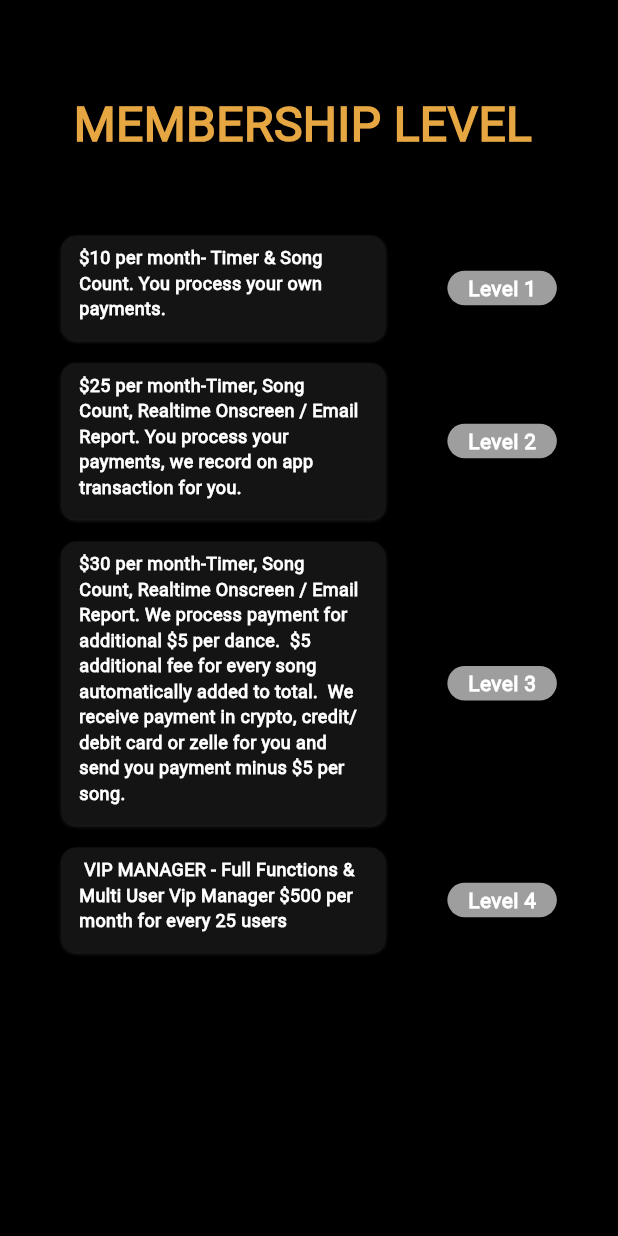
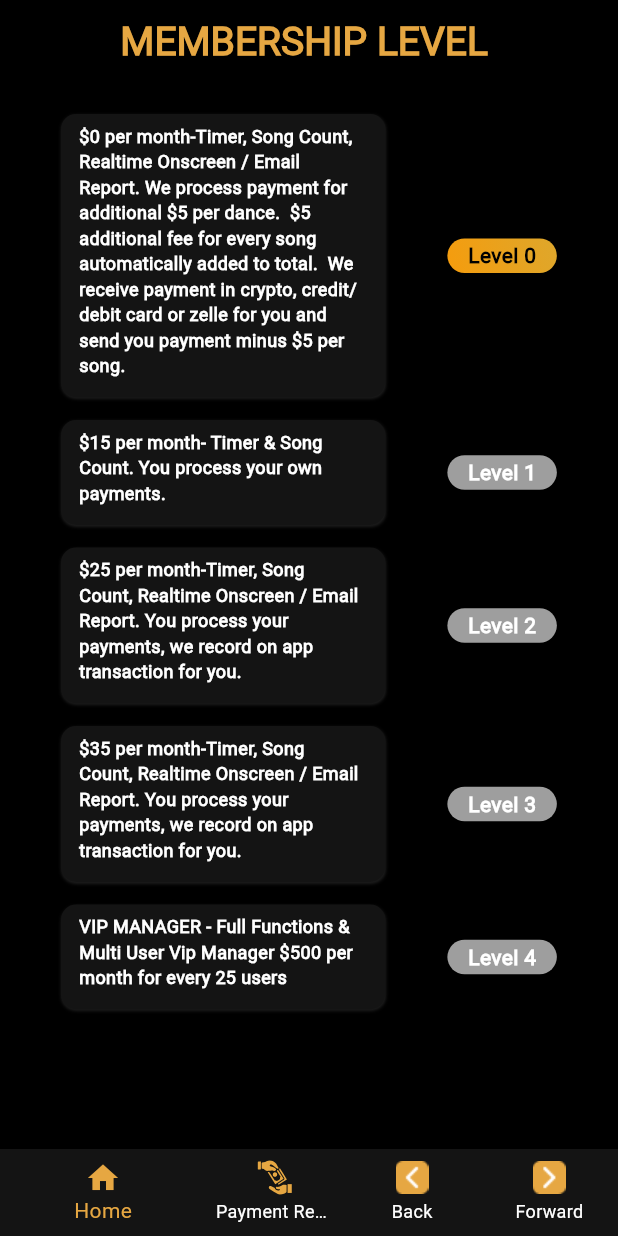
Before and after one commit to yashithasahan/Candela-Mobile, a Flutter app: the MembershipLevel screen opened directly, on a phone screen of 412 x 824 dp. Run offline on Flutter 3.47's test engine with Material 3 defaults, Android fonts, the phone set to English and light mode, and no system bars; our stand-ins replace cloud_firestore, firebase_auth, firebase_core, flutter_form_builder, flutter_svg, fluttertoast and 4 more; missing offline and left inert: form_builder_image_picker, form_builder_phone_field; accounts and stored records are empty; project files that could hold a hidden picture were left out.

Commit message:
Changed membership levels

```diff
--- a/lib/src/common_widgets/bottom_nav_bar.dart
+++ b/lib/src/common_widgets/bottom_nav_bar.dart
@@ -25,7 +25,7 @@ class _BottomNavBarState extends State<BottomNavBar> {
     _selectedIndex = index;
 
     if (_selectedIndex == 0) {
-      Get.offAll(() => const HomeScreen());
+      Get.to(() => const HomeScreen());
     } else if (_selectedIndex == 1) {
       Get.to(() => const VIPPaymentScreen());
     } else if (_selectedIndex == 2) {
--- a/lib/src/features/authentication/sign_in/sign_in_screen.dart
+++ b/lib/src/features/authentication/sign_in/sign_in_screen.dart
@@ -51,6 +51,7 @@ class _SignInScreenState extends State<SignInScreen> {
                   const SizedBox(height: 9),
                   TextInputField(
                     name: "email",
+                    keyboard: TextInputType.emailAddress,
                     validator: FormBuilderValidators.required(
                         errorText: "Email can not be empty"),
                   ),
@@ -59,6 +60,8 @@ class _SignInScreenState extends State<SignInScreen> {
                   const SizedBox(height: 9),
                   TextInputField(
                     name: "password",
+                    keyboard: TextInputType.visiblePassword,
+
                     validator: FormBuilderValidators.required(
                         errorText: "Password can not be empty"),
                   ),
--- a/lib/src/features/home/home_screen.dart
+++ b/lib/src/features/home/home_screen.dart
@@ -1,9 +1,14 @@
+import 'dart:async';
+
 import 'package:candela_maker/src/constants/constants.dart';
 import 'package:candela_maker/src/features/home/widgets/song_timer.dart';
 import 'package:candela_maker/src/features/home/widgets/songs_list.dart';
 import 'package:flutter/material.dart';
+import 'package:get/get.dart';
 
 import '../../common_widgets/bottom_nav_bar.dart';
+import '../membership_level/controller/membership_controller.dart';
+import '../membership_level/membership_level.dart';
 
 class HomeScreen extends StatefulWidget {
   const HomeScreen({super.key});
@@ -13,6 +18,30 @@ class HomeScreen extends StatefulWidget {
 }
 
 class _HomeScreenState extends State<HomeScreen> {
+  Timer? _timer = Timer.periodic(const Duration(seconds: 5), (timer) {});
+  final membershipController = Get.put(MembershipController());
+
+  @override
+  void initState() {
+    super.initState();
+    final membershipController = Get.put(MembershipController());
+    if (membershipController.membershipLevel.value == 0) {
+      _timer = Timer.periodic(const Duration(seconds: 90), (timer) {
+        Get.to(() => const MembershipLevel());
+      });
+    } else {
+      _timer?.cancel();
+    }
+  }
+
+
+
+  @override
+  void dispose() {
+    _timer?.cancel();
+    super.dispose();
+  }
+
   @override
   Widget build(BuildContext context) {
     return Scaffold(
@@ -41,8 +70,6 @@ class _HomeScreenState extends State<HomeScreen> {
                 child: const Column(
                   children: [
                     SongTimer(),
-
-
                   ],
                 ),
               )),
--- a/lib/src/features/membership_level/membership_level.dart
+++ b/lib/src/features/membership_level/membership_level.dart
@@ -5,6 +5,7 @@ import 'package:candela_maker/src/widgets/membership_level_description.dart';
 import 'package:flutter/material.dart';
 import 'package:get/get.dart';
 
+import '../../common_widgets/bottom_nav_bar.dart';
 import 'controller/membership_controller.dart';
 
 class MembershipLevel extends StatefulWidget {
@@ -19,33 +20,55 @@ class _MembershipLevelState extends State<MembershipLevel> {
 
   @override
   Widget build(BuildContext context) {
-    Size size = MediaQuery.of(context).size;
     final membershipController = Get.put(MembershipController());
-    return Scaffold(
+    return SafeArea(
+      child: Scaffold(
         backgroundColor: kBgColor,
-      body: Padding(
-        padding: kDefaultPadding,
-        child: SizedBox(
-          width: size.width,
-          height: size.height,
-          child: Column(
-            children: [
-              const SizedBox(height: 60),
-              const Text(
+        appBar: AppBar(
+          backgroundColor: kBgColor,
+          automaticallyImplyLeading: false,
+          centerTitle: true,
+          foregroundColor: kTextColor,
+          title: const Text(
             "MEMBERSHIP LEVEL ",
             style: TextStyle(
               color: kPrimaryColor,
-                  fontSize: 32,
-                  fontWeight: FontWeight.w700,
+              fontSize: 26,
+              fontWeight: FontWeight.bold,
             ),
           ),
-              const SizedBox(height: 51),
+        ),
+        body: Padding(
+          padding: kDefaultPadding,
+          child: SingleChildScrollView(
+
+            child: Column(
+              children: [
+                const SizedBox(height: 20),
                 Row(
                   mainAxisAlignment: MainAxisAlignment.spaceAround,
                   children: [
                     const MembershipLevelDescription(
                         description:
-                          "\$10 per month- Timer & Song Count. You process your own payments."),
+                            "\$0 per month-Timer, Song Count, Realtime Onscreen / Email Report. We process payment for additional \$5 per dance.  \$5 additional fee for every song automatically added to total.  We receive payment in crypto, credit/debit card or zelle for you and send you payment minus \$5 per song."),
+                    MembershipLevelButton(
+                      level: 0,
+                      press: () {
+                        setState(() {
+                          level = 0;
+                          membershipController.membershipLevel.value = level;
+                        });
+                      },
+                    )
+                  ],
+                ),
+                const SizedBox(height: 15),
+                Row(
+                  mainAxisAlignment: MainAxisAlignment.spaceAround,
+                  children: [
+                    const MembershipLevelDescription(
+                        description:
+                            "\$15 per month- Timer & Song Count. You process your own payments."),
                     MembershipLevelButton(
                       level: 1,
                       press: () {
@@ -81,7 +104,7 @@ class _MembershipLevelState extends State<MembershipLevel> {
                   children: [
                     const MembershipLevelDescription(
                         description:
-                          "\$30 per month-Timer, Song Count, Realtime Onscreen / Email Report. We process payment for additional \$5 per dance.  \$5 additional fee for every song automatically added to total.  We receive payment in crypto, credit/debit card or zelle for you and send you payment minus \$5 per song."),
+                            "\$35 per month-Timer, Song Count, Realtime Onscreen / Email Report. You process your payments, we record on app transaction for you."),
                     MembershipLevelButton(
                         level: 3,
                         press: () {
@@ -98,7 +121,7 @@ class _MembershipLevelState extends State<MembershipLevel> {
                   children: [
                     const MembershipLevelDescription(
                         description:
-                          " VIP MANAGER - Full Functions & Multi User Vip Manager \$500 per month for every 25 users"),
+                            "VIP MANAGER - Full Functions & Multi User Vip Manager \$500 per month for every 25 users"),
                     MembershipLevelButton(
                         level: 4,
                         press: () {
@@ -109,7 +132,7 @@ class _MembershipLevelState extends State<MembershipLevel> {
                         })
                   ],
                 ),
-              const Spacer(),
+                const SizedBox(height: 20),
                 Obx(
                   () => Visibility(
                       visible: membershipController.membershipLevel.value > 0,
@@ -127,6 +150,8 @@ class _MembershipLevelState extends State<MembershipLevel> {
             ),
           ),
         ),
+        bottomNavigationBar: const BottomNavBar(index: 0),
+      ),
     );
   }
 }
--- a/lib/src/features/vip_agreement/vip_agreement_agree.dart
+++ b/lib/src/features/vip_agreement/vip_agreement_agree.dart
@@ -28,7 +28,7 @@ class _VIPAgreementAgreeState extends State<VIPAgreementAgree> {
                 const Text(
                   "VIP AGREEMENT",
                   style: TextStyle(
-                    fontSize: 32,
+                    fontSize: 26,
                     fontWeight: FontWeight.w700,
                     color: kPrimaryColor,
                   ),
--- a/lib/src/features/vip_agreement/vip_agreement_send_request.dart
+++ b/lib/src/features/vip_agreement/vip_agreement_send_request.dart
@@ -31,7 +31,7 @@ class _VIPAgreementSendRequestState extends State<VIPAgreementSendRequest> {
                 const Text(
                   "VIP AGREEMENT",
                   style: TextStyle(
-                    fontSize: 32,
+                    fontSize: 26,
                     fontWeight: FontWeight.w700,
                     color: kPrimaryColor,
                   ),
--- a/lib/src/features/vip_report/vip_report_screen.dart
+++ b/lib/src/features/vip_report/vip_report_screen.dart
@@ -26,7 +26,7 @@ class _VIPReportScreenState extends State<VIPReportScreen> {
               fontFamily: "Roboto",
               color: kPrimaryColor,
               fontWeight: FontWeight.w700,
-              fontSize: 28),
+              fontSize: 26),
         ),
       ),
       body: Padding(
```
Also changed, not shown: lib/src/common_widgets/account_check.dart (added, +39 -0 lines), lib/src/features/authentication/register/register.dart (+59 -35 lines), lib/src/features/authentication/services/auth_service.dart (+10 -3 lines), lib/src/features/home/widgets/song_timer.dart (+15 -25 lines), lib/src/features/vip_payment/vip_payment_screen.dart (+6 -3 lines), lib/src/features/vip_report/vip_report_access.dart (+12 -3 lines), lib/src/widgets/text_input_field.dart (+5 -6 lines). Lines whose indentation alone changed are shown as unchanged.
